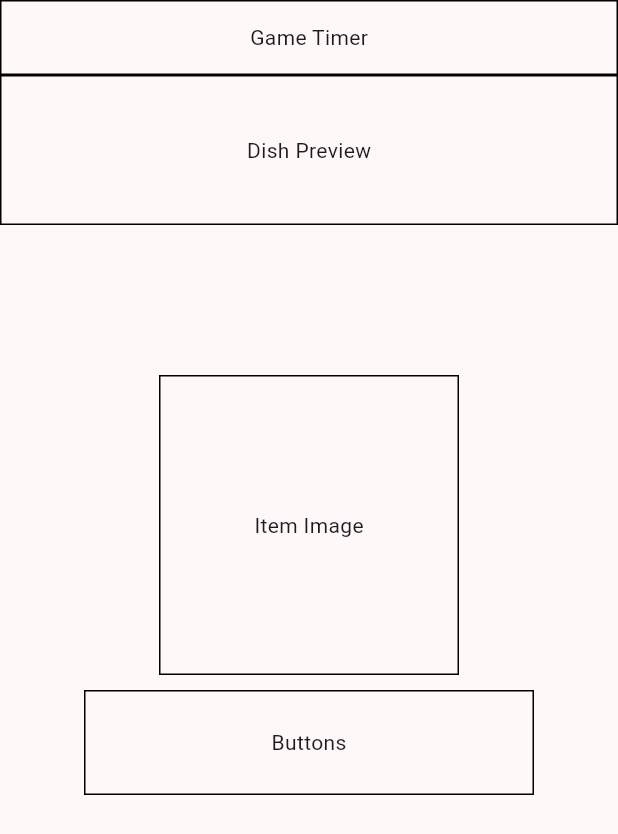
After one commit to h3nse/Mixup, a Flutter app: the MainGameScreen screen opened directly, on a phone screen of 412 x 824 dp. The commit adds this screen. Shown: the top 834 px of the screen. Run offline on Flutter 3.47's test engine with Material 3 defaults, Android fonts, the phone set to English and light mode, and no system bars; our stand-ins replace flutter_dotenv, supabase_flutter, timer_count_down; missing offline and left inert: flutter_timer_countdown, mobile_scanner; accounts and stored records are empty.

Commit message:
Basic layout

```diff
--- a/lib/Pages/game_state.dart
+++ b/lib/Pages/game_state.dart
@@ -1,7 +1,7 @@
 import 'package:flutter/material.dart';
 import 'package:mixup_app/Global/helper_functions.dart';
 import 'package:mixup_app/Pages/game_states/game_ending_page.dart';
-import 'package:mixup_app/Pages/game_states/game_running_page.dart';
+import 'package:mixup_app/Pages/game_states/game_running_display.dart';
 import 'package:mixup_app/Pages/game_states/lobby_page.dart';
 import 'package:supabase_flutter/supabase_flutter.dart';
 
@@ -92,10 +92,7 @@ class _GameStateState extends State<GameState> {
         );
         break;
       case 'Running':
-        page = GameRunning(
-          lobbyID: lobbyID,
-          endFunction: endGame,
-        );
+        page = const MainGameScreen();
         break;
       case 'Ending':
         page = GameEnding(
--- /dev/null
+++ b/lib/Pages/game_states/game_running_display.dart
@@ -0,0 +1,35 @@
+import 'package:flutter/material.dart';
+import 'package:mixup_app/Pages/game_states/game_running_widgets/buttons_below_image.dart';
+import 'package:mixup_app/Pages/game_states/game_running_widgets/dish_preview.dart';
+import 'package:mixup_app/Pages/game_states/game_running_widgets/game_timer.dart';
+import 'package:mixup_app/Pages/game_states/game_running_widgets/item_image.dart';
+
+class MainGameScreen extends StatefulWidget {
+  const MainGameScreen({super.key});
+
+  @override
+  State<MainGameScreen> createState() => _MainGameScreenState();
+}
+
+class _MainGameScreenState extends State<MainGameScreen> {
+  @override
+  Widget build(BuildContext context) {
+    return const Scaffold(
+      body: Column(
+        mainAxisAlignment: MainAxisAlignment.start,
+        children: [
+          GameTimer(),
+          DishPreview(),
+          SizedBox(
+            height: 100,
+          ),
+          ItemImage(),
+          SizedBox(
+            height: 10,
+          ),
+          ButtonsBelowImage(),
+        ],
+      ),
+    );
+  }
+}
--- /dev/null
+++ b/lib/Pages/game_states/game_running_widgets/buttons_below_image.dart
@@ -0,0 +1,23 @@
+import 'package:flutter/material.dart';
+
+class ButtonsBelowImage extends StatefulWidget {
+  const ButtonsBelowImage({super.key});
+
+  @override
+  State<ButtonsBelowImage> createState() => _ButtonsBelowImageState();
+}
+
+class _ButtonsBelowImageState extends State<ButtonsBelowImage> {
+  @override
+  Widget build(BuildContext context) {
+    return SizedBox(
+      height: 70,
+      width: 300,
+      child: Container(
+        alignment: const Alignment(0.0, 0.0),
+        decoration: BoxDecoration(border: Border.all(color: Colors.black)),
+        child: const Text("Buttons"),
+      ),
+    );
+  }
+}
--- a/lib/Pages/game_widgets/dishes.dart
+++ b/lib/Pages/game_states/game_running_widgets/dish_preview.dart
@@ -1,6 +1,5 @@
 import 'package:flutter/material.dart';
 
-/// Will eventually hold the current dish, but right now is just a placeholder.
 class DishPreview extends StatefulWidget {
   const DishPreview({super.key});
 
@@ -11,9 +10,13 @@ class DishPreview extends StatefulWidget {
 class _DishPreviewState extends State<DishPreview> {
   @override
   Widget build(BuildContext context) {
-    return const SizedBox(
-      height: 50,
-      width: 100,
+    return SizedBox(
+      height: 100,
+      child: Container(
+        alignment: const Alignment(0.0, 0.0),
+        decoration: BoxDecoration(border: Border.all(color: Colors.black)),
+        child: const Text("Dish Preview"),
+      ),
     );
   }
 }
--- /dev/null
+++ b/lib/Pages/game_states/game_running_widgets/game_timer.dart
@@ -0,0 +1,22 @@
+import 'package:flutter/material.dart';
+
+class GameTimer extends StatefulWidget {
+  const GameTimer({super.key});
+
+  @override
+  State<GameTimer> createState() => _GameTimerState();
+}
+
+class _GameTimerState extends State<GameTimer> {
+  @override
+  Widget build(BuildContext context) {
+    return SizedBox(
+      height: 50,
+      child: Container(
+        alignment: const Alignment(0.0, 0.0),
+        decoration: BoxDecoration(border: Border.all(color: Colors.black)),
+        child: const Text("Game Timer"),
+      ),
+    );
+  }
+}
--- /dev/null
+++ b/lib/Pages/game_states/game_running_widgets/item_image.dart
@@ -0,0 +1,23 @@
+import 'package:flutter/material.dart';
+
+class ItemImage extends StatefulWidget {
+  const ItemImage({super.key});
+
+  @override
+  State<ItemImage> createState() => _ItemImageState();
+}
+
+class _ItemImageState extends State<ItemImage> {
+  @override
+  Widget build(BuildContext context) {
+    return SizedBox(
+      height: 200,
+      width: 200,
+      child: Container(
+        alignment: const Alignment(0.0, 0.0),
+        decoration: BoxDecoration(border: Border.all(color: Colors.black)),
+        child: const Text("Item Image"),
+      ),
+    );
+  }
+}
```
